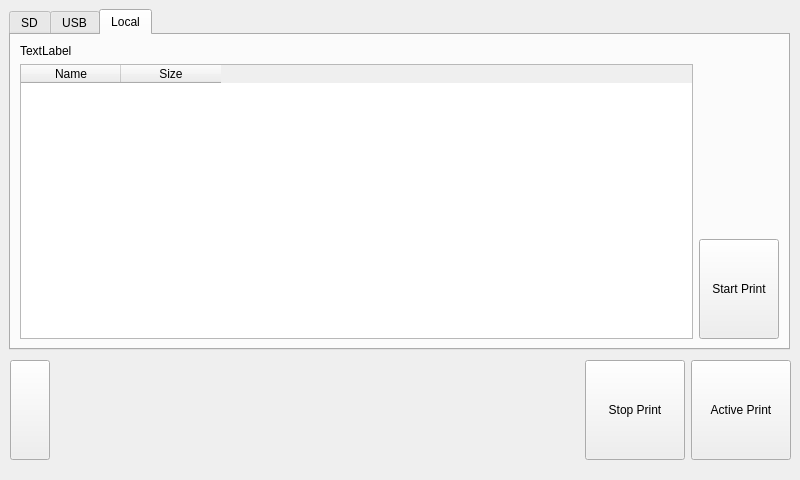
re3Dprinting/touchscreen, file ClientApp/qt/printwindow.ui: the form before one commit.
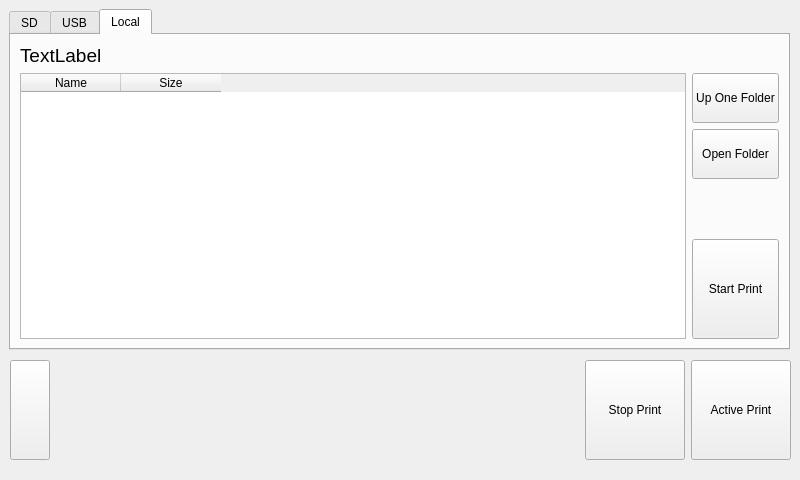
The form after the commit. The open tabs and pages were chosen to show the change. Icons and pictures are not drawn.

Commit message: Add persanolity mechanism. Add local file list.

The edit to the form file:
```diff
--- a/ClientApp/qt/printwindow.ui
+++ b/ClientApp/qt/printwindow.ui
@@ -213,6 +213,11 @@
     <layout class="QVBoxLayout" name="uppervertLayout">
      <item>
       <widget class="QLabel" name="pathlabel">
+       <property name="font">
+        <font>
+         <pointsize>14</pointsize>
+        </font>
+       </property>
        <property name="text">
         <string>TextLabel</string>
        </property>
@@ -221,7 +226,7 @@
      <item>
       <layout class="QHBoxLayout" name="horizontalLayout">
        <item>
-        <widget class="QTableWidget" name="USBFileList">
+        <widget class="QTableWidget" name="LocalFileList">
          <column>
           <property name="text">
            <string>Name</string>
@@ -236,6 +241,32 @@
        </item>
        <item>
         <layout class="QVBoxLayout" name="verticalLayout">
+         <item>
+          <widget class="QPushButton" name="pushbutton_up">
+           <property name="minimumSize">
+            <size>
+             <width>0</width>
+             <height>50</height>
+            </size>
+           </property>
+           <property name="text">
+            <string>Up One Folder</string>
+           </property>
+          </widget>
+         </item>
+         <item>
+          <widget class="QPushButton" name="pushbutton_open">
+           <property name="minimumSize">
+            <size>
+             <width>0</width>
+             <height>50</height>
+            </size>
+           </property>
+           <property name="text">
+            <string>Open Folder</string>
+           </property>
+          </widget>
+         </item>
          <item>
           <spacer name="verticalSpacer">
            <property name="orientation">
```
Left out of the diff: 23 changed lines with no effect on the pictures. Lines whose indentation alone changed are shown as unchanged. The commit also changes 7 other files.
